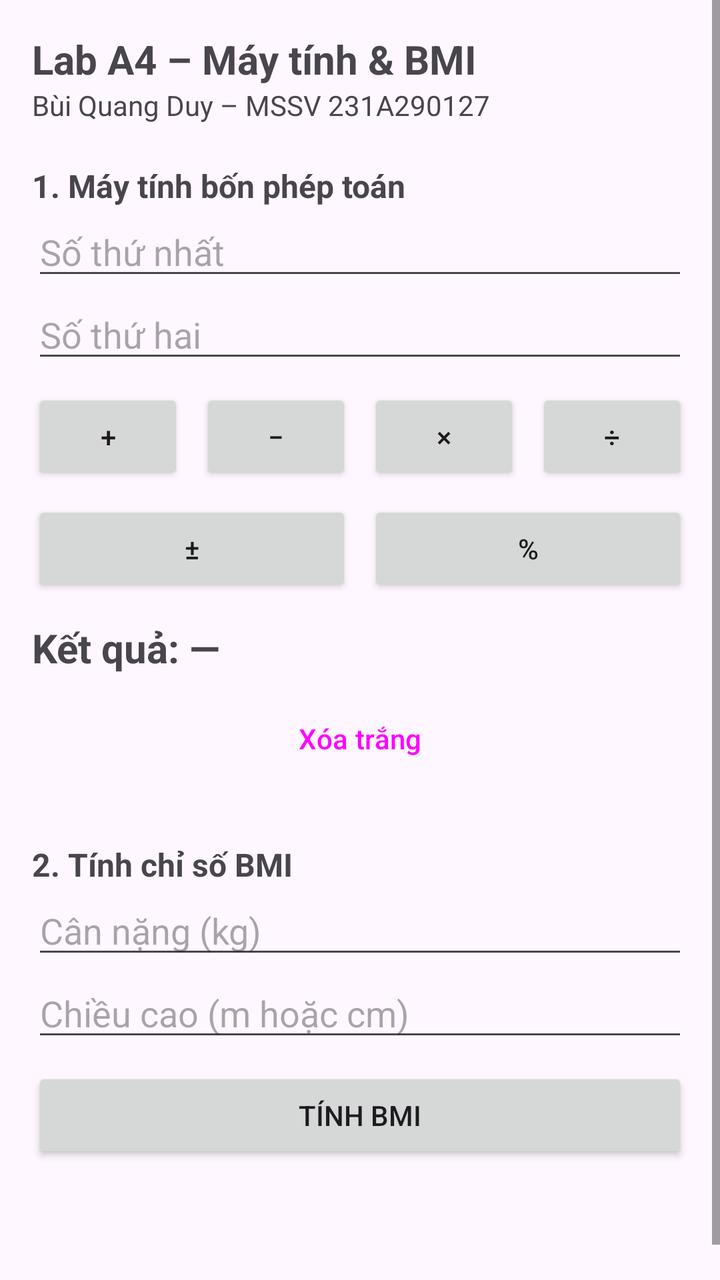
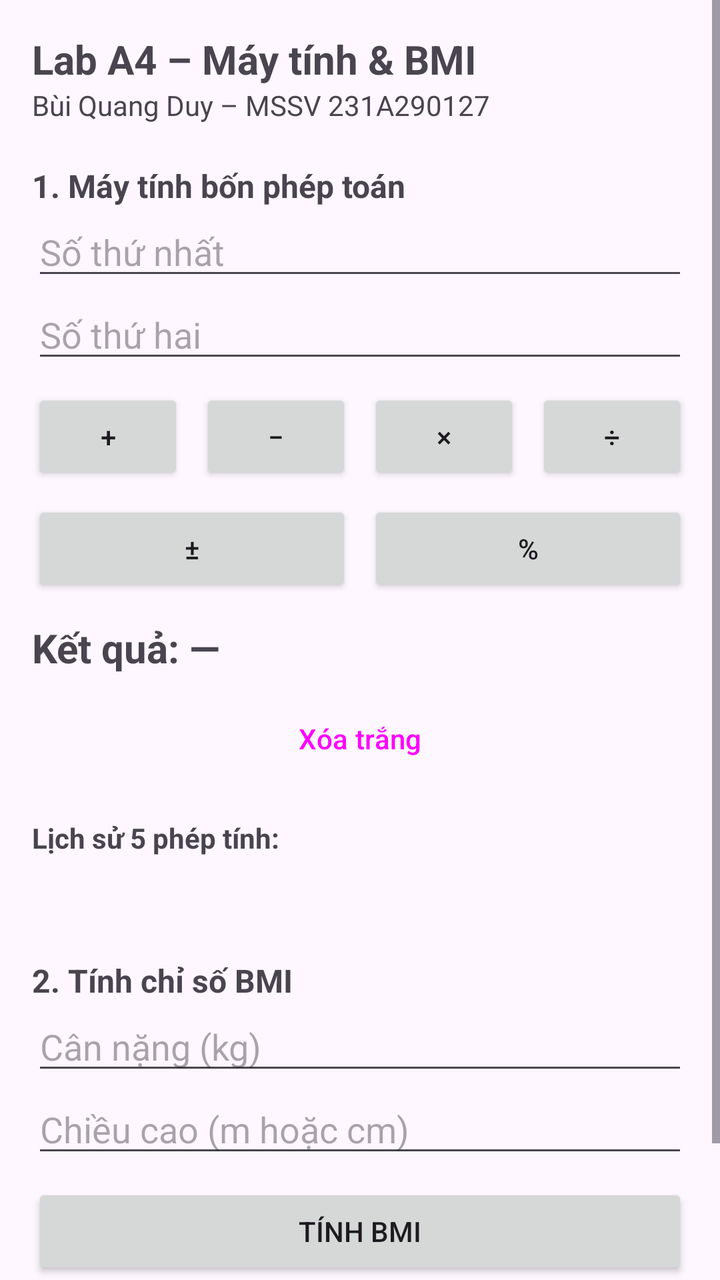

Two renders of the same Android screen: before a commit and after it. Below are the layout's source before the change and the commit's diff.
<!-- AndroidManifest.xml: application theme Theme.A4_231A290127 -->
<!-- res/layout/activity_main.xml -->
<?xml version="1.0" encoding="utf-8"?>
<ScrollView xmlns:android="http://schemas.android.com/apk/res/android"
    android:id="@+id/main"
    android:layout_width="match_parent"
    android:layout_height="match_parent">

    <LinearLayout
        android:layout_width="match_parent"
        android:layout_height="wrap_content"
        android:orientation="vertical"
        android:padding="16dp">

        <TextView
            android:layout_width="wrap_content"
            android:layout_height="wrap_content"
            android:text="@string/title"
            android:textSize="20sp"
            android:textStyle="bold" />

        <TextView
            android:layout_width="wrap_content"
            android:layout_height="wrap_content"
            android:text="@string/student"
            android:textSize="14sp" />

        
        <TextView
            android:layout_width="wrap_content"
            android:layout_height="wrap_content"
            android:layout_marginTop="20dp"
            android:text="@string/section_calc"
            android:textSize="16sp"
            android:textStyle="bold" />

        <EditText
            android:id="@+id/edtSoA"
            android:layout_width="match_parent"
            android:layout_height="wrap_content"
            android:hint="@string/hint_a"
            android:importantForAutofill="no"
            android:inputType="numberDecimal" />

        <EditText
            android:id="@+id/edtSoB"
            android:layout_width="match_parent"
            android:layout_height="wrap_content"
            android:hint="@string/hint_b"
            android:importantForAutofill="no"
            android:inputType="numberDecimal|numberSigned" />

        <LinearLayout
            android:layout_width="match_parent"
            android:layout_height="wrap_content"
            android:layout_marginTop="8dp"
            android:orientation="horizontal">

            <Button
                android:id="@+id/btnCong"
                android:layout_width="0dp"
                android:layout_height="wrap_content"
                android:layout_weight="1"
                android:text="@string/op_add" />

            <Button
                android:id="@+id/btnTru"
                android:layout_width="0dp"
                android:layout_height="wrap_content"
                android:layout_marginStart="8dp"
                android:layout_weight="1"
                android:text="@string/op_sub" />

            <Button
                android:id="@+id/btnNhan"
                android:layout_width="0dp"
                android:layout_height="wrap_content"
                android:layout_marginStart="8dp"
                android:layout_weight="1"
                android:text="@string/op_mul" />

            <Button
                android:id="@+id/btnChia"
                android:layout_width="0dp"
                android:layout_height="wrap_content"
                android:layout_marginStart="8dp"
                android:layout_weight="1"
                android:text="@string/op_div" />
        </LinearLayout>
        

        
        <LinearLayout
            android:layout_width="match_parent"
            android:layout_height="wrap_content"
            android:layout_marginTop="8dp"
            android:orientation="horizontal">

            <Button
                android:id="@+id/btnDaoDau"
                android:layout_width="0dp"
                android:layout_height="wrap_content"
                android:layout_weight="1"
                android:text="±" />

            <Button
                android:id="@+id/btnPhanTram"
                android:layout_width="0dp"
                android:layout_height="wrap_content"
                android:layout_marginStart="8dp"
                android:layout_weight="1"
                android:text="%" />
        </LinearLayout>
        <TextView
            android:id="@+id/tvKetQua"
            android:layout_width="match_parent"
            android:layout_height="wrap_content"
            android:layout_marginTop="12dp"
            android:text="@string/result_placeholder"
            android:textSize="20sp"
            android:textStyle="bold" />

        <Button
            android:id="@+id/btnXoa"
            style="?attr/materialButtonOutlinedStyle"
            android:layout_width="match_parent"
            android:layout_height="wrap_content"
            android:layout_marginTop="8dp"
            android:text="@string/clear" />

        
        <TextView
            android:layout_width="wrap_content"
            android:layout_height="wrap_content"
            android:layout_marginTop="28dp"
            android:text="@string/section_bmi"
            android:textSize="16sp"
            android:textStyle="bold" />

        <EditText
            android:id="@+id/edtCanNang"
            android:layout_width="match_parent"
            android:layout_height="wrap_content"
            android:hint="@string/hint_weight"
            android:importantForAutofill="no"
            android:inputType="numberDecimal" />

        <EditText
            android:id="@+id/edtChieuCao"
            android:layout_width="match_parent"
            android:layout_height="wrap_content"
            android:hint="@string/hint_height"
            android:importantForAutofill="no"
            android:inputType="numberDecimal" />

        <Button
            android:id="@+id/btnTinhBmi"
            android:layout_width="match_parent"
            android:layout_height="wrap_content"
            android:layout_marginTop="8dp"
            android:text="@string/calc_bmi" />

        <TextView
            android:id="@+id/tvBmi"
            android:layout_width="match_parent"
            android:layout_height="wrap_content"
            android:layout_marginTop="12dp"
            android:textSize="20sp"
            android:textStyle="bold" />

        <TextView
            android:id="@+id/tvPhanLoai"
            android:layout_width="match_parent"
            android:layout_height="wrap_content"
            android:textSize="16sp" />
    </LinearLayout>
</ScrollView>
<!-- resources referenced by this layout -->
<resources>
  <string name="calc_bmi">Tính BMI</string>
  <string name="clear">Xóa trắng</string>
  <string name="hint_a">Số thứ nhất</string>
  <string name="hint_b">Số thứ hai</string>
  <string name="hint_height">Chiều cao (m hoặc cm)</string>
  <string name="hint_weight">Cân nặng (kg)</string>
  <string name="op_add">+</string>
  <string name="op_div">÷</string>
  <string name="op_mul">×</string>
  <string name="op_sub">−</string>
  <string name="result_placeholder">Kết quả: —</string>
  <string name="section_bmi">2. Tính chỉ số BMI</string>
  <string name="section_calc">1. Máy tính bốn phép toán</string>
  <string name="student">Bùi Quang Duy – MSSV 231A290127</string>
  <string name="title">Lab A4 – Máy tính &amp; BMI</string>
  <style name="Theme.A4_231A290127" parent="Base.Theme.A4_231A290127" />
  <style name="Base.Theme.A4_231A290127" parent="Theme.Material3.DayNight.NoActionBar">
          
          
      </style>
</resources>

<!-- the commit's change to res/layout/activity_main.xml (unified diff, before → after) -->
@@ -125,7 +125,19 @@
             android:layout_height="wrap_content"
             android:layout_marginTop="8dp"
             android:text="@string/clear" />
+        <TextView
+            android:layout_width="wrap_content"
+            android:layout_height="wrap_content"
+            android:layout_marginTop="16dp"
+            android:text="Lịch sử 5 phép tính:"
+            android:textStyle="bold"/>
 
+        <TextView
+            android:id="@+id/tvLichSu"
+            android:layout_width="match_parent"
+            android:layout_height="wrap_content"
+            android:layout_marginTop="4dp"
+            android:textSize="14sp" />
         
         <TextView
             android:layout_width="wrap_content"
